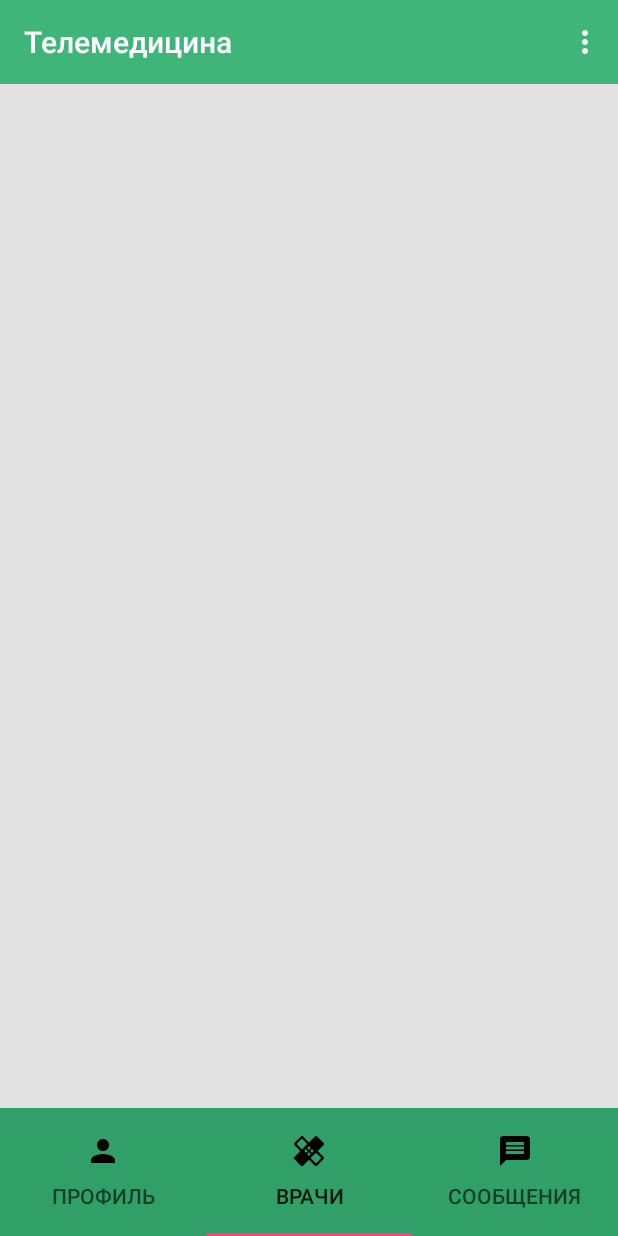
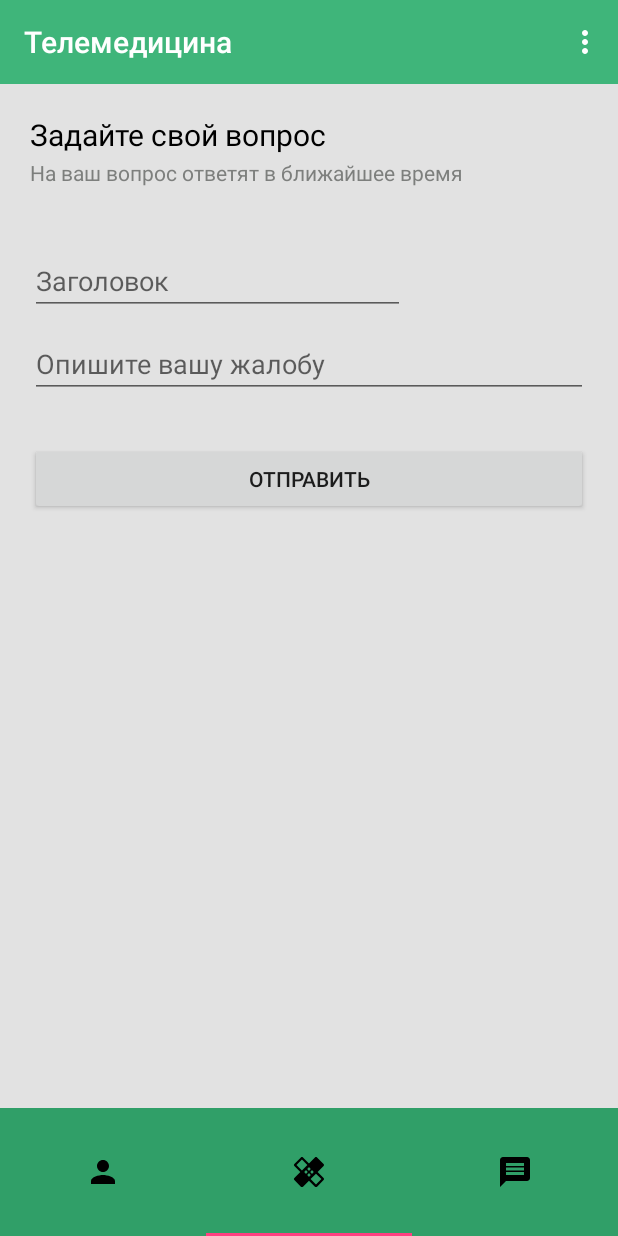
Before and after one commit to HazarD2311/Telemedicine, an Android app: the screen it shows after launch once a user with an empty profile is signed in (MainActivity), item 2 of the bottom bar chosen, on a phone screen of 412 x 824 dp. Run offline under Robolectric (Android 15) with nearby library versions, the phone set to English and light mode, and no system bars; our stand-ins replace CircleImageView, Firebase (no records; nobody signed in at launch, a user with empty details on screens opened directly); 2 statements that could not run were skipped.

Commit message:
сделал добавление жалобы от пациента с сохранением в БД

```diff
--- a/app/src/main/java/com/example/hazard/telemedicine/adapter/TabsAdapter.java
+++ b/app/src/main/java/com/example/hazard/telemedicine/adapter/TabsAdapter.java
@@ -5,26 +5,33 @@ import android.support.v4.app.FragmentManager;
 import android.support.v4.app.FragmentPagerAdapter;
 
 import com.example.hazard.telemedicine.Const;
+import com.example.hazard.telemedicine.SharedPref;
 import com.example.hazard.telemedicine.fragment.ChatFragment;
 import com.example.hazard.telemedicine.fragment.DoctorTasksFragment;
-import com.example.hazard.telemedicine.fragment.ExampleFragment;
+import com.example.hazard.telemedicine.fragment.PatientComplaintFragment;
 import com.example.hazard.telemedicine.fragment.ProfileFragment;
 
 public class TabsAdapter extends FragmentPagerAdapter {
 
-    private String[] tabs;
+    //private String[] tabs;
 
     public TabsAdapter(FragmentManager fm) {
         super(fm);
+        /*
         tabs = new String[] {
                 Const.PROFILE_TAB_NAME,
                 Const.APPEAL_TAB_NAME,
                 Const.MESSAGES_TAB_NAME
         };
+        */
     }
 
     @Override
     public Fragment getItem(int position) {
+        Boolean isDoctor = SharedPref.getSharedPreferences().getBoolean(Const.IS_DOCTOR, false);
+        Boolean isPatient = SharedPref.getSharedPreferences().getBoolean(Const.IS_PATIEND, false);
+
+        if (isDoctor && !isPatient) {
             switch (position) {
                 case Const.PROFILE_TAB:
                     return ProfileFragment.getInstance();
@@ -32,6 +39,16 @@ public class TabsAdapter extends FragmentPagerAdapter {
                     return DoctorTasksFragment.getInstance();
                 case Const.MESSAGES_TAB:
                     return ChatFragment.getInstance();
+            }
+        } else {
+            switch (position) {
+                case Const.PROFILE_TAB:
+                    return ProfileFragment.getInstance();
+                case Const.APPEAL_TAB:
+                    return PatientComplaintFragment.getInstance();
+                case Const.MESSAGES_TAB:
+                    return ChatFragment.getInstance();
+            }
         }
         return null;
     }
@@ -41,8 +58,10 @@ public class TabsAdapter extends FragmentPagerAdapter {
         return Const.COUNT_OF_TABS;
     }
 
+    /*
     @Override
     public CharSequence getPageTitle(int position) {
         return tabs[position];
     }
+    */
 }
--- /dev/null
+++ b/app/src/main/java/com/example/hazard/telemedicine/fragment/PatientComplaintFragment.java
@@ -0,0 +1,86 @@
+package com.example.hazard.telemedicine.fragment;
+
+import android.os.Bundle;
+import android.support.annotation.Nullable;
+import android.support.design.widget.Snackbar;
+import android.support.v4.app.Fragment;
+import android.view.LayoutInflater;
+import android.view.View;
+import android.view.ViewGroup;
+import android.widget.Button;
+import android.widget.EditText;
+import android.widget.Toast;
+
+import com.example.hazard.telemedicine.R;
+import com.example.hazard.telemedicine.logic.ProfileSingleton;
+import com.example.hazard.telemedicine.logic.model.DoctorTask;
+import com.google.firebase.database.DatabaseReference;
+import com.google.firebase.database.FirebaseDatabase;
+
+import java.text.SimpleDateFormat;
+import java.util.Date;
+import java.util.Objects;
+
+
+public class PatientComplaintFragment extends Fragment {
+
+    private static final int LAYOUT = R.layout.fragment_complaint;
+    private EditText complaintTitleET;
+    private EditText complaintET;
+    private Button sendComplaintBtn;
+    private DatabaseReference databaseReference;
+    private View view;
+
+    public static PatientComplaintFragment getInstance() {
+        Bundle args = new Bundle();
+        PatientComplaintFragment fragment = new PatientComplaintFragment();
+        fragment.setArguments(args);
+
+        return fragment;
+    }
+
+    @Nullable
+    @Override
+    public View onCreateView(LayoutInflater inflater, @Nullable ViewGroup container, @Nullable Bundle savedInstanceState) {
+        view = inflater.inflate(LAYOUT, container, false);
+
+        initView();
+        sendComplaintBtn.setOnClickListener(new View.OnClickListener() {
+            @Override
+            public void onClick(View v) {
+                if (Objects.equals(complaintTitleET.getText().toString(), "") &&
+                        Objects.equals(complaintET.getText().toString(), "")) {
+                    Toast.makeText(getContext(), "Введите заголовок и жалобу", Toast.LENGTH_SHORT).show();
+                } else {
+                    Date date = new Date();
+                    SimpleDateFormat formatDate = new SimpleDateFormat("dd.MM.yyyy");
+
+                    sendComplaintToFirebase(
+                            complaintTitleET.getText().toString(),
+                            complaintET.getText().toString(),
+                            ProfileSingleton.getInstance().getUsername(),
+                            formatDate.format(date)
+                    );
+
+                    Toast.makeText(getContext(), "Ваша жалоба успешно отправлена", Toast.LENGTH_SHORT).show();
+                    complaintTitleET.setText("");
+                    complaintET.setText("");
+                }
+            }
+        });
+
+        return view;
+    }
+
+    private void sendComplaintToFirebase(String complaintTitle, String complaint, String username, String date) {
+        DoctorTask doctorTask = new DoctorTask(complaintTitle, complaint, username, date);
+        databaseReference = FirebaseDatabase.getInstance().getReference();
+        databaseReference.child("doctor_tasks").push().setValue(doctorTask);
+    }
+
+    private void initView() {
+        complaintTitleET = (EditText) view.findViewById(R.id.complaint_title_edit_text);
+        complaintET = (EditText) view.findViewById(R.id.complaint_edit_text);
+        sendComplaintBtn = (Button) view.findViewById(R.id.send_complaint_button);
+    }
+}
--- a/app/src/main/java/com/example/hazard/telemedicine/logic/model/DoctorTask.java
+++ b/app/src/main/java/com/example/hazard/telemedicine/logic/model/DoctorTask.java
@@ -48,4 +48,5 @@ public class DoctorTask {
     public void setDate(String date) {
         this.date = date;
     }
+
 }
--- /dev/null
+++ b/app/src/main/res/layout/fragment_complaint.xml
@@ -0,0 +1,55 @@
+<?xml version="1.0" encoding="utf-8"?>
+<android.support.v4.widget.NestedScrollView xmlns:android="http://schemas.android.com/apk/res/android"
+    android:layout_width="match_parent"
+    android:layout_height="match_parent"
+    android:orientation="vertical">
+
+    <LinearLayout
+        android:layout_width="match_parent"
+        android:layout_height="match_parent"
+        android:layout_margin="20dp"
+        android:orientation="vertical">
+
+        <TextView
+            android:layout_width="wrap_content"
+            android:layout_height="wrap_content"
+            android:text="@string/ask_your_question"
+            android:textColor="@color/black"
+            android:textSize="20sp" />
+
+        <TextView
+            android:layout_width="wrap_content"
+            android:layout_height="wrap_content"
+            android:paddingTop="2dp"
+            android:text="@string/ask_review"
+            android:textColor="@color/gray"
+            android:textSize="14sp" />
+
+        <LinearLayout
+            android:layout_width="match_parent"
+            android:layout_height="match_parent"
+            android:layout_marginTop="40dp"
+            android:orientation="vertical">
+
+            <EditText
+                android:id="@+id/complaint_title_edit_text"
+                android:layout_width="250dp"
+                android:layout_height="wrap_content"
+                android:hint="@string/title_hint" />
+
+            <EditText
+                android:id="@+id/complaint_edit_text"
+                android:layout_width="match_parent"
+                android:layout_height="wrap_content"
+                android:layout_marginTop="10dp"
+                android:hint="@string/complaint_hint"/>
+
+            <Button
+                android:id="@+id/send_complaint_button"
+                android:layout_marginTop="30dp"
+                android:layout_width="match_parent"
+                android:text="Отправить"
+                android:layout_height="wrap_content" />
+        </LinearLayout>
+    </LinearLayout>
+</android.support.v4.widget.NestedScrollView>
--- /dev/null
+++ b/app/src/main/res/layout/toolbar.xml
@@ -0,0 +1,17 @@
+<?xml version="1.0" encoding="utf-8"?>
+<LinearLayout xmlns:android="http://schemas.android.com/apk/res/android"
+    xmlns:app="http://schemas.android.com/apk/res-auto"
+    android:layout_width="match_parent"
+    android:layout_height="match_parent"
+    android:orientation="vertical">
+
+    <android.support.v7.widget.Toolbar
+        android:id="@+id/toolbar"
+        android:layout_width="match_parent"
+        android:layout_height="wrap_content"
+        android:background="?attr/colorPrimary"
+        android:minHeight="?attr/actionBarSize"
+        android:theme="@style/ThemeOverlay.AppCompat.Dark.ActionBar"
+        app:popupTheme="@style/ThemeOverlay.AppCompat.Light" />
+
+</LinearLayout>
--- a/app/src/main/res/values/strings.xml
+++ b/app/src/main/res/values/strings.xml
@@ -12,6 +12,10 @@
     <string name="i_am_doctor">Я врач</string>
     <string name="i_am_patient">Я пациент</string>
     <string name="welcome_review">Добро пожаловать в Телемедицину</string>
+    <string name="ask_your_question">Задайте свой вопрос</string>
+    <string name="ask_review">На ваш вопрос ответят в ближайшее время</string>
+    <string name="title_hint">Заголовок</string>
+    <string name="complaint_hint">Опишите вашу жалобу</string>
 
     <!--Названия табов-->
 
```
Lines whose indentation alone changed are shown as unchanged.
